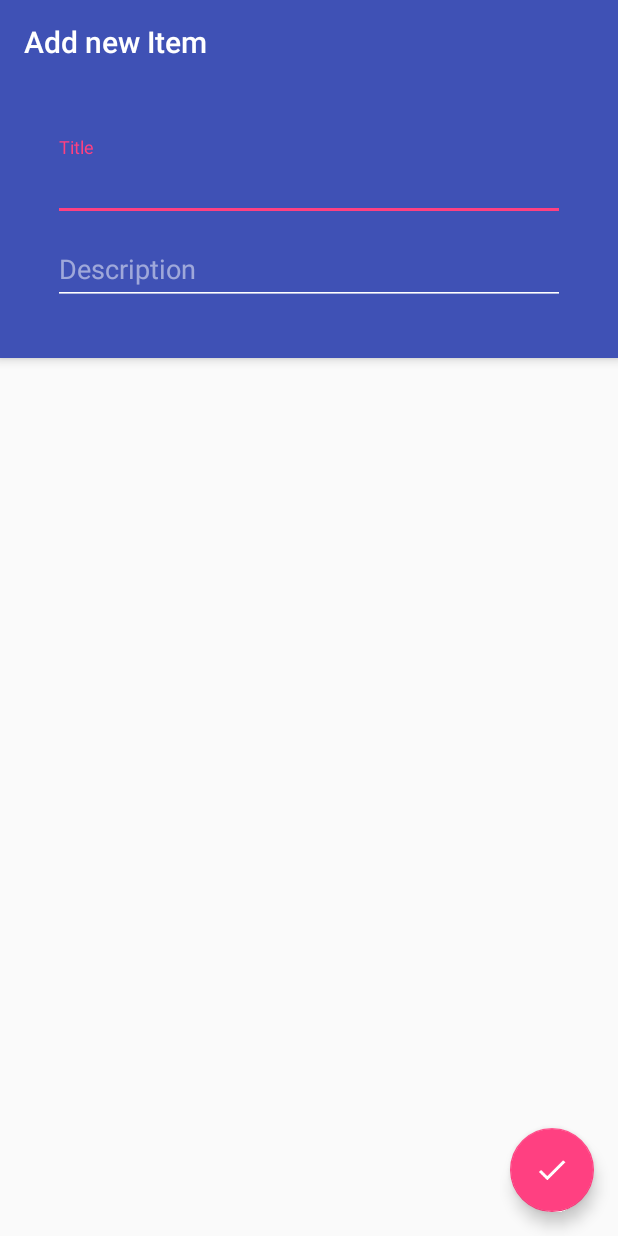
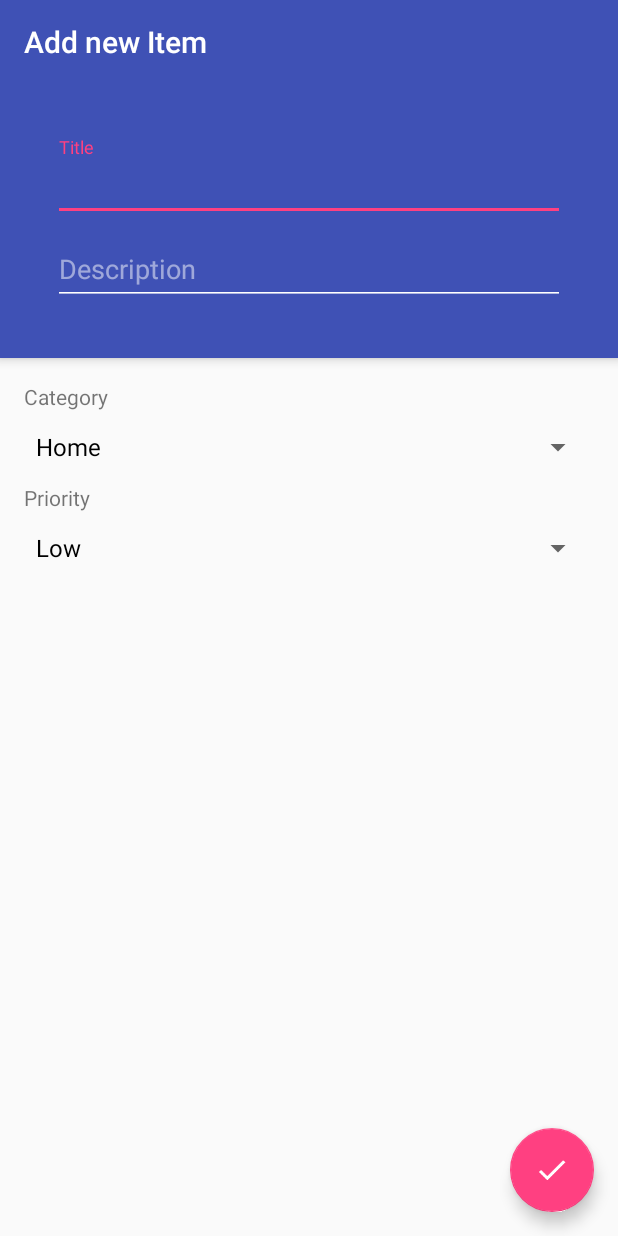
Before and after one commit to IsabelPalomar/TaskManager, an Android app: the AddItemActivity screen opened directly, with no data from a screen before it, on a phone screen of 412 x 824 dp. Run offline under Robolectric (Android 15) with nearby library versions, the phone set to English and light mode, and no system bars; our stand-ins replace ButterKnife, Firebase (no records; nobody signed in at launch, a user with empty details on screens opened directly).

Commit message:
Category and priority spinners added :pill:

```diff
--- a/app/src/main/java/io/androidblog/simpletodo/Utils/Constants.java
+++ b/app/src/main/java/io/androidblog/simpletodo/Utils/Constants.java
@@ -1,8 +1,13 @@
 package io.androidblog.simpletodo.utils;
+
+import java.util.Arrays;
+import java.util.List;
 
 import io.androidblog.simpletodo.BuildConfig;
 
 public class Constants {
 
     public static final String FIREBASE_LOCATION_LIST_ITEMS = "items";
+    public static final List<String> PRIORITY_LIST = Arrays.asList("Low", "Medium", "High");
+
 }
--- a/app/src/main/java/io/androidblog/simpletodo/activities/AddItemActivity.java
+++ b/app/src/main/java/io/androidblog/simpletodo/activities/AddItemActivity.java
@@ -4,16 +4,22 @@ import android.os.Bundle;
 import android.support.design.widget.FloatingActionButton;
 import android.support.v7.app.AppCompatActivity;
 import android.support.v7.widget.Toolbar;
+import android.widget.ArrayAdapter;
 import android.widget.EditText;
+import android.widget.Spinner;
 
 import com.google.firebase.database.DatabaseReference;
+
+import java.util.ArrayList;
 
 import butterknife.Bind;
 import butterknife.ButterKnife;
 import butterknife.OnClick;
 import io.androidblog.simpletodo.R;
 import io.androidblog.simpletodo.SimpleTodoApplication;
+import io.androidblog.simpletodo.models.Category;
 import io.androidblog.simpletodo.models.Item;
+import io.androidblog.simpletodo.utils.Constants;
 
 public class AddItemActivity extends AppCompatActivity {
 
@@ -23,6 +29,10 @@ public class AddItemActivity extends AppCompatActivity {
     EditText editTextNoteDesc;
     @Bind(R.id.fab)
     FloatingActionButton fab;
+    @Bind(R.id.spinnerCategory)
+    Spinner spinnerCategory;
+    @Bind(R.id.spinnerPriority)
+    Spinner spinnerPriority;
 
     private DatabaseReference databaseReference;
 
@@ -36,10 +46,32 @@ public class AddItemActivity extends AppCompatActivity {
         setSupportActionBar(toolbar);
 
         SimpleTodoApplication app = (SimpleTodoApplication) getApplicationContext();
-
         databaseReference = app.getItemsReference();
 
+        setCategorySpinnerData();
+        setPrioritySpinnerData();
+
     }
+
+    private void setPrioritySpinnerData() {
+        ArrayAdapter<String> adapter = new ArrayAdapter<String>(this, android.R.layout.simple_spinner_dropdown_item, Constants.PRIORITY_LIST);
+        spinnerPriority.setAdapter(adapter);
+    }
+
+    private void setCategorySpinnerData() {
+
+        ArrayList<Category> categoryList = new ArrayList<>();
+        categoryList.add(new Category(1, "Home", "home"));
+        categoryList.add(new Category(2, "Travel", "travel"));
+        categoryList.add(new Category(3, "Groceries", "groceries"));
+        categoryList.add(new Category(4, "Work", "work"));
+        categoryList.add(new Category(5, "General", "general"));
+
+        ArrayAdapter<Category> adapter = new ArrayAdapter<Category>(this, android.R.layout.simple_spinner_dropdown_item, categoryList);
+        spinnerCategory.setAdapter(adapter);
+
+    }
+
 
     @OnClick(R.id.fab)
     public void onClick() {
--- /dev/null
+++ b/app/src/main/java/io/androidblog/simpletodo/models/Category.java
@@ -0,0 +1,43 @@
+package io.androidblog.simpletodo.models;
+
+public class Category {
+
+    int id;
+    String name;
+    String image;
+
+    public Category(int id, String name, String image) {
+        this.id = id;
+        this.name = name;
+        this.image = image;
+    }
+
+    public int getId() {
+        return id;
+    }
+
+    public void setId(int id) {
+        this.id = id;
+    }
+
+    public String getName() {
+        return name;
+    }
+
+    public void setName(String name) {
+        this.name = name;
+    }
+
+    public String getImage() {
+        return image;
+    }
+
+    public void setImage(String image) {
+        this.image = image;
+    }
+
+    public String toString() {
+        return this.name;
+    }
+
+}
--- a/app/src/main/res/layout/content_add_item.xml
+++ b/app/src/main/res/layout/content_add_item.xml
@@ -12,9 +12,39 @@
     tools:context="io.androidblog.simpletodo.activities.AddItemActivity"
     tools:showIn="@layout/activity_add_item">
 
+    <TextView
+        android:layout_width="wrap_content"
+        android:layout_height="wrap_content"
+        android:text="@string/addItem.label.category"
+        android:id="@+id/textViewCategory"
+        android:layout_alignParentTop="true"
+        android:layout_alignParentLeft="true"
+        android:layout_alignParentStart="true" />
+
+    <Spinner
+        android:layout_width="match_parent"
+        android:layout_height="wrap_content"
+        android:id="@+id/spinnerCategory"
+        android:layout_below="@+id/textViewCategory"
+        android:layout_alignParentLeft="true"
+        android:layout_alignParentStart="true" />
 
 
+    <TextView
+        android:layout_width="wrap_content"
+        android:layout_height="wrap_content"
+        android:text="@string/addItem.label.priority"
+        android:id="@+id/textViewPriority"
+        android:layout_alignParentLeft="true"
+        android:layout_alignParentStart="true"
+        android:layout_below="@+id/spinnerCategory" />
 
-
+    <Spinner
+        android:layout_width="match_parent"
+        android:layout_height="wrap_content"
+        android:id="@+id/spinnerPriority"
+        android:layout_below="@+id/textViewPriority"
+        android:layout_alignParentLeft="true"
+        android:layout_alignParentStart="true" />
 
 </RelativeLayout>
--- a/app/src/main/res/values/strings.xml
+++ b/app/src/main/res/values/strings.xml
@@ -3,4 +3,6 @@
     <string name="title_activity_add_item">Add new Item </string>
     <string name="addItem.message.item">Title</string>
     <string name="addItem.message.description" >Description</string>
+    <string name="addItem.label.category">Category</string>
+    <string name="addItem.label.priority">Priority</string>
 </resources>
```
